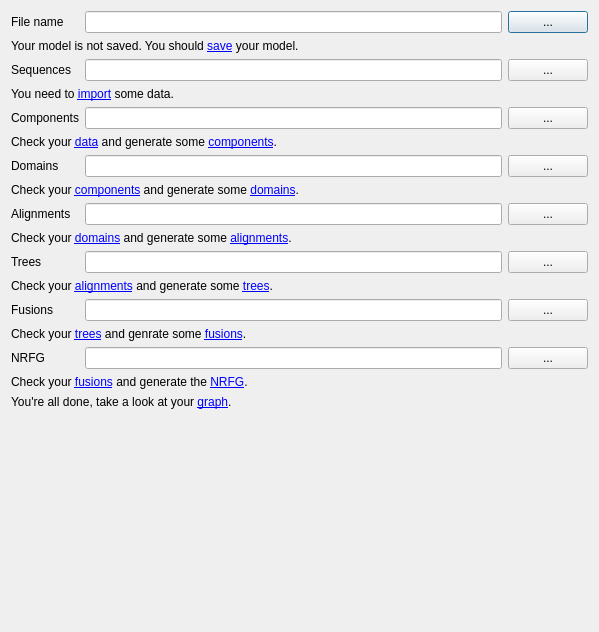
JMcInerneyLab/groot, file groot/frontends/gui/forms/designer/frm_workflow_designer.ui: the form before one commit.
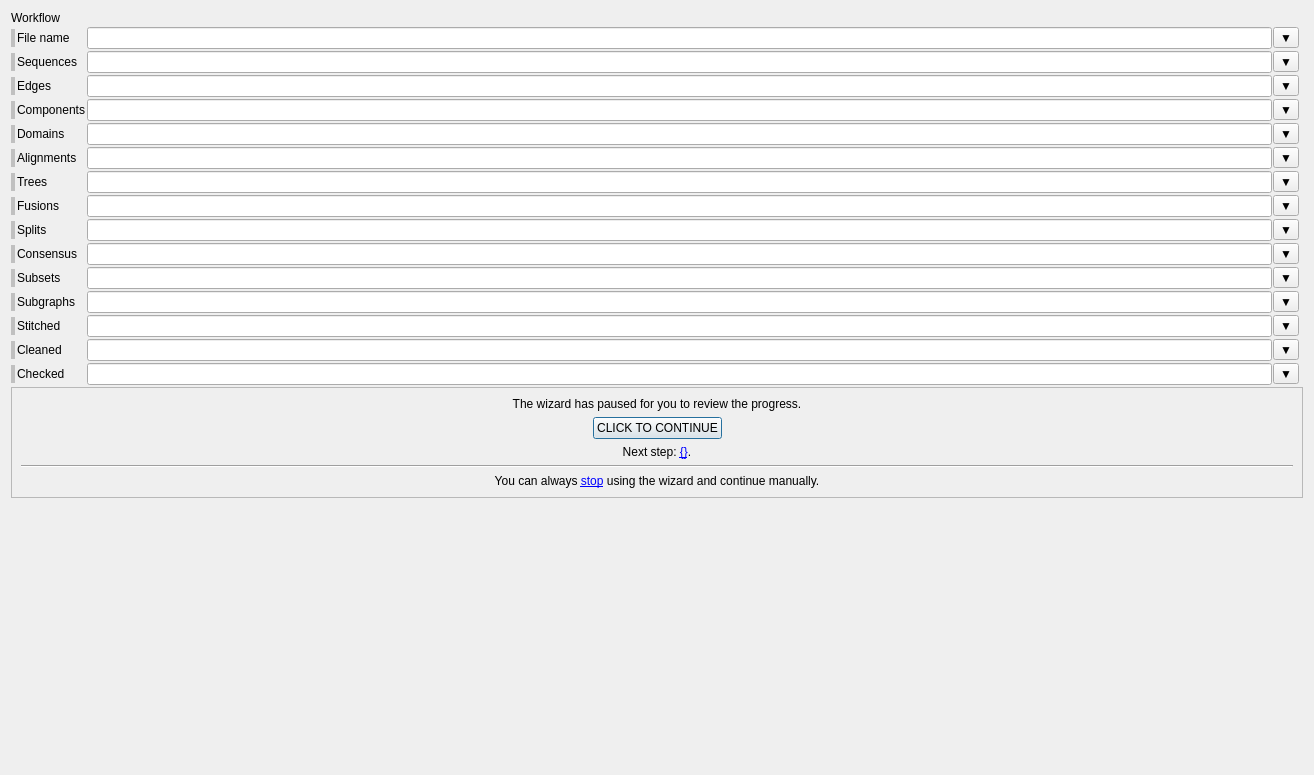
The form after the commit.

The edit to the form file:
```diff
--- a/groot/frontends/gui/forms/designer/frm_workflow_designer.ui
+++ b/groot/frontends/gui/forms/designer/frm_workflow_designer.ui
@@ -6,8 +6,8 @@
    <rect>
     <x>0</x>
     <y>0</y>
-    <width>599</width>
-    <height>632</height>
+    <width>1314</width>
+    <height>775</height>
    </rect>
   </property>
   <property name="minimumSize">
@@ -17,330 +17,954 @@
    </size>
   </property>
   <layout class="QGridLayout" name="gridLayout">
-   <item row="19" column="0" colspan="2">
-    <spacer name="verticalSpacer">
-     <property name="orientation">
-      <enum>Qt::Vertical</enum>
+   <property name="spacing">
+    <number>2</number>
+   </property>
+   <item row="5" column="2">
+    <layout class="QHBoxLayout" name="horizontalLayout_6">
+     <property name="spacing">
+      <number>1</number>
      </property>
-     <property name="sizeHint" stdset="0">
+     <item>
+      <widget class="QLineEdit" name="TXT_DOMAINS">
+       <property name="readOnly">
+        <bool>true</bool>
+       </property>
+      </widget>
+     </item>
+     <item>
+      <widget class="QToolButton" name="BTN_DOMAINS">
+       <property name="text">
+        <string>▼</string>
+       </property>
+      </widget>
+     </item>
+    </layout>
+   </item>
+   <item row="6" column="2">
+    <layout class="QHBoxLayout" name="horizontalLayout_7">
+     <property name="spacing">
+      <number>1</number>
+     </property>
+     <item>
+      <widget class="QLineEdit" name="TXT_ALIGNMENTS">
+       <property name="readOnly">
+        <bool>true</bool>
+       </property>
+      </widget>
+     </item>
+     <item>
+      <widget class="QToolButton" name="BTN_ALIGNMENTS">
+       <property name="text">
+        <string>▼</string>
+       </property>
+      </widget>
+     </item>
+    </layout>
+   </item>
+   <item row="0" column="0" colspan="3">
+    <widget class="QLabel" name="LBL_FILENAME_3">
+     <property name="text">
+      <string>Workflow</string>
+     </property>
+     <property name="style" stdset="0">
+      <string>title</string>
+     </property>
+    </widget>
+   </item>
+   <item row="9" column="2">
+    <layout class="QHBoxLayout" name="horizontalLayout_10">
+     <property name="spacing">
+      <number>1</number>
+     </property>
+     <item>
+      <widget class="QLineEdit" name="TXT_SPLITS">
+       <property name="readOnly">
+        <bool>true</bool>
+       </property>
+      </widget>
+     </item>
+     <item>
+      <widget class="QToolButton" name="BTN_SPLITS">
+       <property name="text">
+        <string>▼</string>
+       </property>
+      </widget>
+     </item>
+    </layout>
+   </item>
+   <item row="8" column="2">
+    <layout class="QHBoxLayout" name="horizontalLayout_9">
+     <property name="spacing">
+      <number>1</number>
+     </property>
+     <item>
+      <widget class="QLineEdit" name="TXT_FUSIONS">
+       <property name="readOnly">
+        <bool>true</bool>
+       </property>
+      </widget>
+     </item>
+     <item>
+      <widget class="QToolButton" name="BTN_FUSIONS">
+       <property name="text">
+        <string>▼</string>
+       </property>
+      </widget>
+     </item>
+    </layout>
+   </item>
+   <item row="6" column="0">
+    <widget class="QWidget" name="LBL_WARNI_ALIGNMENTS" native="true">
+     <property name="sizePolicy">
+      <sizepolicy hsizetype="Fixed" vsizetype="Preferred">
+       <horstretch>0</horstretch>
+       <verstretch>0</verstretch>
+      </sizepolicy>
+     </property>
+     <property name="minimumSize">
       <size>
-       <width>20</width>
-       <height>40</height>
+       <width>4</width>
+       <height>0</height>
       </size>
      </property>
-    </spacer>
+     <property name="maximumSize">
+      <size>
+       <width>4</width>
+       <height>16777215</height>
+      </size>
+     </property>
+     <property name="styleSheet">
+      <string notr="true">background:silver;
+margin-top: 2px;
+margin-bottom: 2px;</string>
+     </property>
+    </widget>
    </item>
-   <item row="16" column="0">
-    <widget class="QLabel" name="LBL_NRFG">
+   <item row="2" column="0">
+    <widget class="QWidget" name="LBL_WARNI_SEQUENCES" native="true">
+     <property name="sizePolicy">
+      <sizepolicy hsizetype="Fixed" vsizetype="Preferred">
+       <horstretch>0</horstretch>
+       <verstretch>0</verstretch>
+      </sizepolicy>
+     </property>
+     <property name="minimumSize">
+      <size>
+       <width>4</width>
+       <height>0</height>
+      </size>
+     </property>
+     <property name="maximumSize">
+      <size>
+       <width>4</width>
+       <height>16777215</height>
+      </size>
+     </property>
+     <property name="styleSheet">
+      <string notr="true">background:silver;
+margin-top: 2px;
+margin-bottom: 2px;</string>
+     </property>
+    </widget>
+   </item>
+   <item row="15" column="1">
+    <widget class="QLabel" name="LBL_CHECKED">
      <property name="text">
-      <string>NRFG</string>
+      <string>Checked</string>
      </property>
     </widget>
    </item>
-   <item row="14" column="0">
-    <widget class="QLabel" name="LBL_FUSIONS">
+   <item row="14" column="1">
+    <widget class="QLabel" name="LBL_CLEANED">
      <property name="text">
-      <string>Fusions</string>
+      <string>Cleaned</string>
      </property>
     </widget>
    </item>
-   <item row="10" column="0">
+   <item row="13" column="1">
+    <widget class="QLabel" name="LBL_STITCHED">
+     <property name="text">
+      <string>Stitched</string>
+     </property>
+    </widget>
+   </item>
+   <item row="7" column="1">
+    <widget class="QLabel" name="LBL_TREES">
+     <property name="text">
+      <string>Trees</string>
+     </property>
+    </widget>
+   </item>
+   <item row="6" column="1">
     <widget class="QLabel" name="LBL_ALIGNMENTS">
      <property name="text">
       <string>Alignments</string>
      </property>
     </widget>
    </item>
-   <item row="12" column="1">
-    <widget class="QLineEdit" name="TXT_TREES">
-     <property name="readOnly">
-      <bool>true</bool>
+   <item row="9" column="0">
+    <widget class="QWidget" name="LBL_WARNI_SPLITS" native="true">
+     <property name="sizePolicy">
+      <sizepolicy hsizetype="Fixed" vsizetype="Preferred">
+       <horstretch>0</horstretch>
+       <verstretch>0</verstretch>
+      </sizepolicy>
+     </property>
+     <property name="minimumSize">
+      <size>
+       <width>4</width>
+       <height>0</height>
+      </size>
+     </property>
+     <property name="maximumSize">
+      <size>
+       <width>4</width>
+       <height>16777215</height>
+      </size>
+     </property>
+     <property name="styleSheet">
+      <string notr="true">background:silver;
+margin-top: 2px;
+margin-bottom: 2px;</string>
      </property>
     </widget>
    </item>
    <item row="12" column="0">
-    <widget class="QLabel" name="LBL_TREES">
-     <property name="text">
-      <string>Trees</string>
+    <widget class="QWidget" name="LBL_WARNI_SUBGRAPHS" native="true">
+     <property name="sizePolicy">
+      <sizepolicy hsizetype="Fixed" vsizetype="Preferred">
+       <horstretch>0</horstretch>
+       <verstretch>0</verstretch>
+      </sizepolicy>
+     </property>
+     <property name="minimumSize">
+      <size>
+       <width>4</width>
+       <height>0</height>
+      </size>
+     </property>
+     <property name="maximumSize">
+      <size>
+       <width>4</width>
+       <height>16777215</height>
+      </size>
+     </property>
+     <property name="styleSheet">
+      <string notr="true">background:silver;
+margin-top: 2px;
+margin-bottom: 2px;</string>
+     </property>
+    </widget>
+   </item>
+   <item row="11" column="0">
+    <widget class="QWidget" name="LBL_WARNI_SUBSETS" native="true">
+     <property name="sizePolicy">
+      <sizepolicy hsizetype="Fixed" vsizetype="Preferred">
+       <horstretch>0</horstretch>
+       <verstretch>0</verstretch>
+      </sizepolicy>
+     </property>
+     <property name="minimumSize">
+      <size>
+       <width>4</width>
+       <height>0</height>
+      </size>
+     </property>
+     <property name="maximumSize">
+      <size>
+       <width>4</width>
+       <height>16777215</height>
+      </size>
+     </property>
+     <property name="styleSheet">
+      <string notr="true">background:silver;
+margin-top: 2px;
+margin-bottom: 2px;</string>
      </property>
     </widget>
    </item>
    <item row="3" column="0">
-    <widget class="QLabel" name="LBL_SEQUENCES">
-     <property name="text">
-      <string>Sequences</string>
+    <widget class="QWidget" name="LBL_WARNI_EDGES" native="true">
+     <property name="sizePolicy">
+      <sizepolicy hsizetype="Fixed" vsizetype="Preferred">
+       <horstretch>0</horstretch>
+       <verstretch>0</verstretch>
+      </sizepolicy>
      </property>
-    </widget>
-   </item>
-   <item row="3" column="1">
-    <widget class="QLineEdit" name="TXT_SEQUENCES">
-     <property name="readOnly">
-      <bool>true</bool>
+     <property name="minimumSize">
+      <size>
+       <width>4</width>
+       <height>0</height>
+      </size>
      </property>
-    </widget>
-   </item>
-   <item row="6" column="1">
-    <widget class="QLineEdit" name="TXT_COMPONENTS">
-     <property name="readOnly">
-      <bool>true</bool>
+     <property name="maximumSize">
+      <size>
+       <width>4</width>
+       <height>16777215</height>
+      </size>
      </property>
-    </widget>
-   </item>
-   <item row="6" column="0">
-    <widget class="QLabel" name="LBL_COMPONENTS">
-     <property name="text">
-      <string>Components</string>
+     <property name="styleSheet">
+      <string notr="true">background:silver;
+margin-top: 2px;
+margin-bottom: 2px;</string>
      </property>
     </widget>
    </item>
-   <item row="10" column="1">
-    <widget class="QLineEdit" name="TXT_ALIGNMENTS">
-     <property name="readOnly">
-      <bool>true</bool>
+   <item row="13" column="0">
+    <widget class="QWidget" name="LBL_WARNI_STITCHED" native="true">
+     <property name="sizePolicy">
+      <sizepolicy hsizetype="Fixed" vsizetype="Preferred">
+       <horstretch>0</horstretch>
+       <verstretch>0</verstretch>
+      </sizepolicy>
      </property>
-    </widget>
-   </item>
-   <item row="16" column="1">
-    <widget class="QLineEdit" name="TXT_NRFG">
-     <property name="readOnly">
-      <bool>true</bool>
+     <property name="minimumSize">
+      <size>
+       <width>4</width>
+       <height>0</height>
+      </size>
      </property>
+     <property name="maximumSize">
+      <size>
+       <width>4</width>
+       <height>16777215</height>
+      </size>
+     </property>
+     <property name="styleSheet">
+      <string notr="true">background:silver;
+margin-top: 2px;
+margin-bottom: 2px;</string>
+     </property>
     </widget>
    </item>
-   <item row="14" column="1">
-    <widget class="QLineEdit" name="TXT_FUSIONS">
-     <property name="readOnly">
-      <bool>true</bool>
+   <item row="10" column="0">
+    <widget class="QWidget" name="LBL_WARNI_CONSENSUS" native="true">
+     <property name="sizePolicy">
+      <sizepolicy hsizetype="Fixed" vsizetype="Preferred">
+       <horstretch>0</horstretch>
+       <verstretch>0</verstretch>
+      </sizepolicy>
+     </property>
+     <property name="minimumSize">
+      <size>
+       <width>4</width>
+       <height>0</height>
+      </size>
+     </property>
+     <property name="maximumSize">
+      <size>
+       <width>4</width>
+       <height>16777215</height>
+      </size>
+     </property>
+     <property name="styleSheet">
+      <string notr="true">background:silver;
+margin-top: 2px;
+margin-bottom: 2px;</string>
      </property>
     </widget>
    </item>
    <item row="8" column="0">
-    <widget class="QLabel" name="LBL_DOMAINS">
-     <property name="text">
-      <string>Domains</string>
+    <widget class="QWidget" name="LBL_WARNI_FUSIONS" native="true">
+     <property name="sizePolicy">
+      <sizepolicy hsizetype="Fixed" vsizetype="Preferred">
+       <horstretch>0</horstretch>
+       <verstretch>0</verstretch>
+      </sizepolicy>
+     </property>
+     <property name="minimumSize">
+      <size>
+       <width>4</width>
+       <height>0</height>
+      </size>
+     </property>
+     <property name="maximumSize">
+      <size>
+       <width>4</width>
+       <height>16777215</height>
+      </size>
+     </property>
+     <property name="styleSheet">
+      <string notr="true">background:silver;
+margin-top: 2px;
+margin-bottom: 2px;</string>
+     </property>
+    </widget>
+   </item>
+   <item row="7" column="0">
+    <widget class="QWidget" name="LBL_WARNI_TREES" native="true">
+     <property name="sizePolicy">
+      <sizepolicy hsizetype="Fixed" vsizetype="Preferred">
+       <horstretch>0</horstretch>
+       <verstretch>0</verstretch>
+      </sizepolicy>
+     </property>
+     <property name="minimumSize">
+      <size>
+       <width>4</width>
+       <height>0</height>
+      </size>
+     </property>
+     <property name="maximumSize">
+      <size>
+       <width>4</width>
+       <height>16777215</height>
+      </size>
+     </property>
+     <property name="styleSheet">
+      <string notr="true">background:silver;
+margin-top: 2px;
+margin-bottom: 2px;</string>
+     </property>
+    </widget>
+   </item>
+   <item row="4" column="0">
+    <widget class="QWidget" name="LBL_WARNI_COMPONENTS" native="true">
+     <property name="sizePolicy">
+      <sizepolicy hsizetype="Fixed" vsizetype="Preferred">
+       <horstretch>0</horstretch>
+       <verstretch>0</verstretch>
+      </sizepolicy>
+     </property>
+     <property name="minimumSize">
+      <size>
+       <width>4</width>
+       <height>0</height>
+      </size>
+     </property>
+     <property name="maximumSize">
+      <size>
+       <width>4</width>
+       <height>16777215</height>
+      </size>
+     </property>
+     <property name="styleSheet">
+      <string notr="true">background:silver;
+margin-top: 2px;
+margin-bottom: 2px;</string>
+     </property>
+    </widget>
+   </item>
+   <item row="15" column="0">
+    <widget class="QWidget" name="LBL_WARNI_CHECKED" native="true">
+     <property name="sizePolicy">
+      <sizepolicy hsizetype="Fixed" vsizetype="Preferred">
+       <horstretch>0</horstretch>
+       <verstretch>0</verstretch>
+      </sizepolicy>
+     </property>
+     <property name="minimumSize">
+      <size>
+       <width>4</width>
+       <height>0</height>
+      </size>
+     </property>
+     <property name="maximumSize">
+      <size>
+       <width>4</width>
+       <height>16777215</height>
+      </size>
+     </property>
+     <property name="styleSheet">
+      <string notr="true">background:silver;
+margin-top: 2px;
+margin-bottom: 2px;</string>
+     </property>
+    </widget>
+   </item>
+   <item row="5" column="0">
+    <widget class="QWidget" name="LBL_WARNI_DOMAINS" native="true">
+     <property name="sizePolicy">
+      <sizepolicy hsizetype="Fixed" vsizetype="Preferred">
+       <horstretch>0</horstretch>
+       <verstretch>0</verstretch>
+      </sizepolicy>
+     </property>
+     <property name="minimumSize">
+      <size>
+       <width>4</width>
+       <height>0</height>
+      </size>
+     </property>
+     <property name="maximumSize">
+      <size>
+       <width>4</width>
+       <height>16777215</height>
+      </size>
+     </property>
+     <property name="styleSheet">
+      <string notr="true">background:silver;
+margin-top: 2px;
+margin-bottom: 2px;</string>
      </property>
     </widget>
    </item>
    <item row="1" column="0">
-    <widget class="QLabel" name="LBL_FILENAME">
+    <widget class="QWidget" name="LBL_WARNI_FILENAME" native="true">
+     <property name="sizePolicy">
+      <sizepolicy hsizetype="Fixed" vsizetype="Preferred">
+       <horstretch>0</horstretch>
+       <verstretch>0</verstretch>
+      </sizepolicy>
+     </property>
+     <property name="minimumSize">
+      <size>
+       <width>4</width>
+       <height>0</height>
+      </size>
+     </property>
+     <property name="maximumSize">
+      <size>
+       <width>4</width>
+       <height>16777215</height>
+      </size>
+     </property>
+     <property name="styleSheet">
+      <string notr="true">background:silver;
+margin-top: 2px;
+margin-bottom: 2px;</string>
+     </property>
+    </widget>
+   </item>
+   <item row="14" column="0">
+    <widget class="QWidget" name="LBL_WARNI_CLEANED" native="true">
+     <property name="sizePolicy">
+      <sizepolicy hsizetype="Fixed" vsizetype="Preferred">
+       <horstretch>0</horstretch>
+       <verstretch>0</verstretch>
+      </sizepolicy>
+     </property>
+     <property name="minimumSize">
+      <size>
+       <width>4</width>
+       <height>0</height>
+      </size>
+     </property>
+     <property name="maximumSize">
+      <size>
+       <width>4</width>
+       <height>16777215</height>
+      </size>
+     </property>
+     <property name="styleSheet">
+      <string notr="true">background:silver;
+margin-top: 2px;
+margin-bottom: 2px;</string>
+     </property>
+    </widget>
+   </item>
+   <item row="11" column="1">
+    <widget class="QLabel" name="LBL_SUBSETS">
      <property name="text">
-      <string>File name</string>
+      <string>Subsets</string>
      </property>
     </widget>
    </item>
+   <item row="16" column="0" colspan="5">
+    <widget class="QFrame" name="FRA_PAUSED">
+     <property name="frameShape">
+      <enum>QFrame::StyledPanel</enum>
+     </property>
+     <property name="frameShadow">
+      <enum>QFrame::Raised</enum>
+     </property>
+     <layout class="QVBoxLayout" name="verticalLayout">
+      <item>
+       <widget class="QLabel" name="LBL_PAUSED">
+        <property name="text">
+         <string>The wizard has paused for you to review the progress.</string>
+        </property>
+        <property name="alignment">
+         <set>Qt::AlignCenter</set>
+        </property>
+       </widget>
+      </item>
+      <item>
+       <layout class="QHBoxLayout" name="horizontalLayout_2">
+        <item>
+         <spacer name="horizontalSpacer_2">
+          <property name="orientation">
+           <enum>Qt::Horizontal</enum>
+          </property>
+          <property name="sizeHint" stdset="0">
+           <size>
+            <width>40</width>
+            <height>20</height>
+           </size>
+          </property>
+         </spacer>
+        </item>
+        <item>
+         <widget class="QPushButton" name="BTN_CONTINUE">
+          <property name="sizePolicy">
+           <sizepolicy hsizetype="Fixed" vsizetype="Fixed">
+            <horstretch>0</horstretch>
+            <verstretch>0</verstretch>
+           </sizepolicy>
+          </property>
+          <property name="text">
+           <string>CLICK TO CONTINUE</string>
+          </property>
+          <property name="style" stdset="0">
+           <string>completed</string>
+          </property>
+         </widget>
+        </item>
+        <item>
+         <spacer name="horizontalSpacer_4">
+          <property name="orientation">
+           <enum>Qt::Horizontal</enum>
+          </property>
+          <property name="sizeHint" stdset="0">
+           <size>
+            <width>40</width>
+            <height>20</height>
+           </size>
+          </property>
+         </spacer>
+        </item>
+       </layout>
+      </item>
+      <item>
+       <widget class="QLabel" name="LBL_NEXT">
+        <property name="text">
+         <string>Next step: &lt;a href=&quot;action:wizard_next&quot;&gt;{}&lt;/a&gt;.</string>
+        </property>
+        <property name="alignment">
+         <set>Qt::AlignCenter</set>
+        </property>
+       </widget>
+      </item>
+      <item>
+       <widget class="Line" name="line">
+        <property name="orientation">
+         <enum>Qt::Horizontal</enum>
+        </property>
+       </widget>
+      </item>
+      <item>
+       <widget class="QLabel" name="LBL_CLOSE">
+        <property name="text">
+         <string>You can always &lt;a href=&quot;action:stop_wizard&quot;&gt;stop&lt;/a&gt; using the wizard and continue manually.</string>
+        </property>
+        <property name="alignment">
+         <set>Qt::AlignCenter</set>
+        </property>
+       </widget>
+      </item>
+     </layout>
+    </widget>
+   </item>
+   <item row="13" column="2">
+    <layout class="QHBoxLayout" name="horizontalLayout_14">
+     <property name="spacing">
+      <number>1</number>
+     </property>
+     <item>
+      <widget class="QLineEdit" name="TXT_STITCHED">
+       <property name="readOnly">
+        <bool>true</bool>
+       </property>
+      </widget>
+     </item>
+     <item>
+      <widget class="QToolButton" name="BTN_STITCHED">
+       <property name="text">
+        <string>▼</string>
+       </property>
+      </widget>
+     </item>
+    </layout>
+   </item>
    <item row="8" column="1">
-    <widget class="QLineEdit" name="TXT_DOMAINS">
-     <property name="readOnly">
-      <bool>true</bool>
-     </property>
-    </widget>
-   </item>
-   <item row="1" column="1">
-    <widget class="QLineEdit" name="TXT_FILENAME">
-     <property name="readOnly">
-      <bool>true</bool>
-     </property>
-    </widget>
-   </item>
-   <item row="1" column="2">
-    <widget class="QPushButton" name="BTN_FILENAME">
+    <widget class="QLabel" name="LBL_FUSIONS">
      <property name="text">
-      <string>...</string>
+      <string>Fusions</string>
      </property>
     </widget>
    </item>
-   <item row="3" column="2">
-    <widget class="QPushButton" name="BTN_SEQUENCES">
+   <item row="4" column="1">
+    <widget class="QLabel" name="LBL_COMPONENTS">
      <property name="text">
-      <string>...</string>
-     </property>
-    </widget>
-   </item>
-   <item row="6" column="2">
-    <widget class="QPushButton" name="BTN_COMPONENTS">
-     <property name="text">
-      <string>...</string>
-     </property>
-    </widget>
-   </item>
-   <item row="8" column="2">
-    <widget class="QPushButton" name="BTN_DOMAINS">
-     <property name="text">
-      <string>...</string>
+      <string>Components</string>
      </property>
     </widget>
    </item>
    <item row="10" column="2">
-    <widget class="QPushButton" name="BTN_ALIGNMENTS">
+    <layout class="QHBoxLayout" name="horizontalLayout_11">
+     <property name="spacing">
+      <number>1</number>
+     </property>
+     <item>
+      <widget class="QLineEdit" name="TXT_CONSENSUS">
+       <property name="readOnly">
+        <bool>true</bool>
+       </property>
+      </widget>
+     </item>
+     <item>
+      <widget class="QToolButton" name="BTN_CONSENSUS">
+       <property name="text">
+        <string>▼</string>
+       </property>
+      </widget>
+     </item>
+    </layout>
+   </item>
+   <item row="2" column="1">
+    <widget class="QLabel" name="LBL_SEQUENCES">
      <property name="text">
-      <string>...</string>
+      <string>Sequences</string>
      </property>
     </widget>
    </item>
+   <item row="15" column="2">
+    <layout class="QHBoxLayout" name="horizontalLayout_17">
+     <property name="spacing">
+      <number>1</number>
+     </property>
+     <item>
+      <widget class="QLineEdit" name="TXT_CHECKED">
+       <property name="readOnly">
+        <bool>true</bool>
+       </property>
+      </widget>
+     </item>
+     <item>
+      <widget class="QToolButton" name="BTN_CHECKED">
+       <property name="text">
+        <string>▼</string>
+       </property>
+      </widget>
+     </item>
+    </layout>
+   </item>
+   <item row="1" column="1">
+    <widget class="QLabel" name="LBL_FILENAME">
+     <property name="text">
+      <string>File name</string>
+     </property>
+    </widget>
+   </item>
+   <item row="11" column="2">
+    <layout class="QHBoxLayout" name="horizontalLayout_12">
+     <property name="spacing">
+      <number>1</number>
+     </property>
+     <item>
+      <widget class="QLineEdit" name="TXT_SUBSETS">
+       <property name="readOnly">
+        <bool>true</bool>
+       </property>
+      </widget>
+     </item>
+     <item>
+      <widget class="QToolButton" name="BTN_SUBSETS">
+       <property name="text">
+        <string>▼</string>
+       </property>
+      </widget>
+     </item>
+    </layout>
+   </item>
    <item row="12" column="2">
-    <widget class="QPushButton" name="BTN_TREES">
+    <layout class="QHBoxLayout" name="horizontalLayout_13">
+     <property name="spacing">
+      <number>1</number>
+     </property>
+     <item>
+      <widget class="QLineEdit" name="TXT_SUBGRAPHS">
+       <property name="readOnly">
+        <bool>true</bool>
+       </property>
+      </widget>
+     </item>
+     <item>
+      <widget class="QToolButton" name="BTN_SUBGRAPHS">
+       <property name="text">
+        <string>▼</string>
+       </property>
+      </widget>
+     </item>
+    </layout>
+   </item>
+   <item row="3" column="2">
+    <layout class="QHBoxLayout" name="horizontalLayout_4">
+     <property name="spacing">
+      <number>1</number>
+     </property>
+     <item>
+      <widget class="QLineEdit" name="TXT_EDGES">
+       <property name="readOnly">
+        <bool>true</bool>
+       </property>
+      </widget>
+     </item>
+     <item>
+      <widget class="QToolButton" name="BTN_EDGES">
+       <property name="text">
+        <string>▼</string>
+       </property>
+      </widget>
+     </item>
+    </layout>
+   </item>
+   <item row="12" column="1">
+    <widget class="QLabel" name="LBL_SUBGRAPHS">
      <property name="text">
-      <string>...</string>
+      <string>Subgraphs</string>
      </property>
     </widget>
    </item>
+   <item row="9" column="1">
+    <widget class="QLabel" name="LBL_SPLITS">
+     <property name="text">
+      <string>Splits</string>
+     </property>
+    </widget>
+   </item>
+   <item row="7" column="2">
+    <layout class="QHBoxLayout" name="horizontalLayout_8">
+     <property name="spacing">
+      <number>1</number>
+     </property>
+     <item>
+      <widget class="QLineEdit" name="TXT_TREES">
+       <property name="readOnly">
+        <bool>true</bool>
+       </property>
+      </widget>
+     </item>
+     <item>
+      <widget class="QToolButton" name="BTN_TREES">
+       <property name="text">
+        <string>▼</string>
+       </property>
+      </widget>
+     </item>
+    </layout>
+   </item>
+   <item row="10" column="1">
+    <widget class="QLabel" name="LBL_CONSENSUS">
+     <property name="text">
+      <string>Consensus</string>
+     </property>
+    </widget>
+   </item>
+   <item row="5" column="1">
+    <widget class="QLabel" name="LBL_DOMAINS">
+     <property name="text">
+      <string>Domains</string>
+     </property>
+    </widget>
+   </item>
+   <item row="17" column="1" colspan="3">
+    <spacer name="verticalSpacer">
+     <property name="orientation">
+      <enum>Qt::Vertical</enum>
+     </property>
+     <property name="sizeHint" stdset="0">
+      <size>
+       <width>20</width>
+       <height>40</height>
+      </size>
+     </property>
+    </spacer>
+   </item>
    <item row="14" column="2">
-    <widget class="QPushButton" name="BTN_FUSIONS">
-     <property name="text">
-      <string>...</string>
+    <layout class="QHBoxLayout" name="horizontalLayout_15">
+     <property name="spacing">
+      <number>1</number>
      </property>
-    </widget>
+     <item>
+      <widget class="QLineEdit" name="TXT_CLEANED">
+       <property name="readOnly">
+        <bool>true</bool>
+       </property>
+      </widget>
+     </item>
+     <item>
+      <widget class="QToolButton" name="BTN_CLEANED">
+       <property name="text">
+        <string>▼</string>
+       </property>
+      </widget>
+     </item>
+    </layout>
    </item>
-   <item row="16" column="2">
-    <widget class="QPushButton" name="BTN_NRFG">
-     <property name="text">
-      <string>...</string>
+   <item row="2" column="2">
+    <layout class="QHBoxLayout" name="horizontalLayout_3">
+     <property name="spacing">
+      <number>1</number>
      </property>
-    </widget>
+     <item>
+      <widget class="QLineEdit" name="TXT_SEQUENCES">
+       <property name="readOnly">
+        <bool>true</bool>
+       </property>
+      </widget>
+     </item>
+     <item>
+      <widget class="QToolButton" name="BTN_SEQUENCES">
+       <property name="text">
+        <string>▼</string>
+       </property>
+      </widget>
+     </item>
+    </layout>
    </item>
-   <item row="2" column="0" colspan="3">
-    <widget class="QLabel" name="LBL_WARN_FILENAME">
-     <property name="sizePolicy">
-      <sizepolicy hsizetype="Preferred" vsizetype="Fixed">
-       <horstretch>0</horstretch>
-       <verstretch>0</verstretch>
-      </sizepolicy>
-     </property>
+   <item row="3" column="1">
+    <widget class="QLabel" name="LBL_EDGES">
      <property name="text">
-      <string>Your model is not saved. You should &lt;a href=&quot;action:show_save_model&quot;&gt;save&lt;/a&gt; your model.</string>
+      <string>Edges</string>
      </property>
      <property name="style" stdset="0">
       <string>warning</string>
      </property>
     </widget>
    </item>
-   <item row="5" column="0" colspan="3">
-    <widget class="QLabel" name="LBL_WARN_SEQUENCES">
-     <property name="sizePolicy">
-      <sizepolicy hsizetype="Preferred" vsizetype="Fixed">
-       <horstretch>0</horstretch>
-       <verstretch>0</verstretch>
-      </sizepolicy>
+   <item row="4" column="2">
+    <layout class="QHBoxLayout" name="horizontalLayout_5">
+     <property name="spacing">
+      <number>1</number>
      </property>
-     <property name="text">
-      <string>You need to &lt;a href=&quot;action:import_file&quot;&gt;import&lt;/a&gt; some data.</string>
-     </property>
-     <property name="style" stdset="0">
-      <string>warning</string>
-     </property>
-    </widget>
+     <item>
+      <widget class="QLineEdit" name="TXT_COMPONENTS">
+       <property name="readOnly">
+        <bool>true</bool>
+       </property>
+      </widget>
+     </item>
+     <item>
+      <widget class="QToolButton" name="BTN_COMPONENTS">
+       <property name="text">
+        <string>▼</string>
+       </property>
+      </widget>
+     </item>
+    </layout>
    </item>
-   <item row="7" column="0" colspan="3">
-    <widget class="QLabel" name="LBL_WARN_COMPONENTS">
-     <property name="sizePolicy">
-      <sizepolicy hsizetype="Preferred" vsizetype="Fixed">
-       <horstretch>0</horstretch>
-       <verstretch>0</verstretch>
-      </sizepolicy>
+   <item row="1" column="2">
+    <layout class="QHBoxLayout" name="horizontalLayout">
+     <property name="spacing">
+      <number>1</number>
      </property>
-     <property name="text">
-      <string>Check your &lt;a href=&quot;action:show_text_data&quot;&gt;data&lt;/a&gt; and generate some &lt;a href=&quot;action:create_components&quot;&gt;components&lt;/a&gt;.</string>
-     </property>
-     <property name="style" stdset="0">
-      <string>warning</string>
-     </property>
-    </widget>
-   </item>
-   <item row="9" column="0" colspan="3">
-    <widget class="QLabel" name="LBL_WARN_DOMAINS">
-     <property name="sizePolicy">
-      <sizepolicy hsizetype="Preferred" vsizetype="Fixed">
-       <horstretch>0</horstretch>
-       <verstretch>0</verstretch>
-      </sizepolicy>
-     </property>
-     <property name="text">
-      <string>Check your &lt;a href=&quot;action:show_entities&quot;&gt;components&lt;/a&gt; and generate some &lt;a href=&quot;action:show_domains&quot;&gt;domains&lt;/a&gt;.</string>
-     </property>
-     <property name="style" stdset="0">
-      <string>warning</string>
-     </property>
-    </widget>
-   </item>
-   <item row="11" column="0" colspan="3">
-    <widget class="QLabel" name="LBL_WARN_ALIGNMENTS">
-     <property name="sizePolicy">
-      <sizepolicy hsizetype="Preferred" vsizetype="Fixed">
-       <horstretch>0</horstretch>
-       <verstretch>0</verstretch>
-      </sizepolicy>
-     </property>
-     <property name="text">
-      <string>Check your &lt;a href=&quot;action:show_lego&quot;&gt;domains&lt;/a&gt; and generate some &lt;a href=&quot;action:create_alignments&quot;&gt;alignments&lt;/a&gt;.</string>
-     </property>
-     <property name="style" stdset="0">
-      <string>warning</string>
-     </property>
-    </widget>
-   </item>
-   <item row="13" column="0" colspan="3">
-    <widget class="QLabel" name="LBL_WARN_TREES">
-     <property name="sizePolicy">
-      <sizepolicy hsizetype="Preferred" vsizetype="Fixed">
-       <horstretch>0</horstretch>
-       <verstretch>0</verstretch>
-      </sizepolicy>
-     </property>
-     <property name="text">
-      <string>Check your &lt;a href=&quot;action:show_alignments&quot;&gt;alignments&lt;/a&gt; and generate some &lt;a href=&quot;action:create_trees&quot;&gt;trees&lt;/a&gt;.</string>
-     </property>
-     <property name="style" stdset="0">
-      <string>warning</string>
-     </property>
-    </widget>
-   </item>
-   <item row="15" column="0" colspan="3">
-    <widget class="QLabel" name="LBL_WARN_FUSIONS">
-     <property name="sizePolicy">
-      <sizepolicy hsizetype="Preferred" vsizetype="Fixed">
-       <horstretch>0</horstretch>
-       <verstretch>0</verstretch>
-      </sizepolicy>
-     </property>
-     <property name="text">
-      <string>Check your &lt;a href=&quot;action:show_trees&quot;&gt;trees&lt;/a&gt; and genrate some &lt;a href=&quot;action:create_fusions&quot;&gt;fusions&lt;/a&gt;.</string>
-     </property>
-     <property name="style" stdset="0">
-      <string>warning</string>
-     </property>
-    </widget>
-   </item>
-   <item row="17" column="0" colspan="3">
-    <widget class="QLabel" name="LBL_WARN_NRFG">
-     <property name="sizePolicy">
-      <sizepolicy hsizetype="Preferred" vsizetype="Fixed">
-       <horstretch>0</horstretch>
-       <verstretch>0</verstretch>
-      </sizepolicy>
-     </property>
-     <property name="text">
-      <string>Check your &lt;a href=&quot;action:show_fusions&quot;&gt;fusions&lt;/a&gt; and generate the &lt;a href=&quot;action:create_nrfg&quot;&gt;NRFG&lt;/a&gt;.</string>
-     </property>
-     <property name="style" stdset="0">
-      <string>warning</string>
-     </property>
-    </widget>
-   </item>
-   <item row="18" column="0" colspan="3">
-    <widget class="QLabel" name="LBL_WARN_GRAPH">
-     <property name="sizePolicy">
-      <sizepolicy hsizetype="Preferred" vsizetype="Fixed">
-       <horstretch>0</horstretch>
-       <verstretch>0</verstretch>
-      </sizepolicy>
-     </property>
-     <property name="text">
-      <string>You're all done, take a look at your &lt;a href=&quot;action:show_trees&quot;&gt;graph&lt;/a&gt;.</string>
-     </property>
-     <property name="style" stdset="0">
-      <string>warning</string>
-     </property>
-    </widget>
+     <item>
+      <widget class="QLineEdit" name="TXT_FILENAME">
+       <property name="readOnly">
+        <bool>true</bool>
+       </property>
+      </widget>
+     </item>
+     <item>
+      <widget class="QToolButton" name="BTN_FILENAME">
+       <property name="text">
+        <string>▼</string>
+       </property>
+      </widget>
+     </item>
+    </layout>
    </item>
   </layout>
  </widget>
```
Left out of the diff: 4 changed lines with no effect on the pictures.
